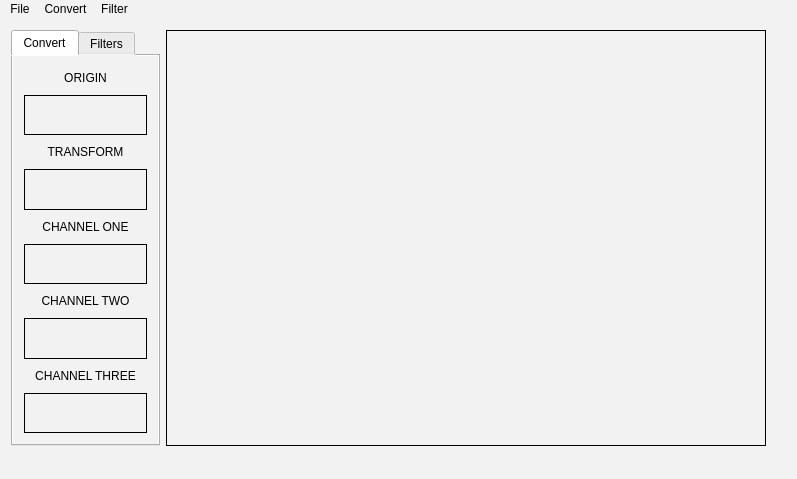
First picture: the form in mainwindow.ui, repository dejuata/ConvertirdorRGB, before the edit.
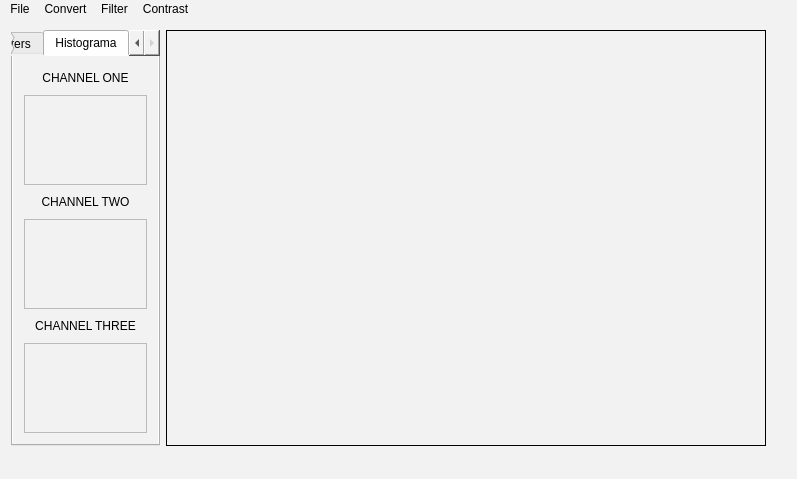
Second picture: the form after the edit. Icons and pictures are not drawn.

Commit message: Fase de prueba para la implementacion del histograma

```diff
--- a/mainwindow.ui
+++ b/mainwindow.ui
@@ -61,7 +61,7 @@
        </size>
       </property>
       <property name="currentIndex">
-       <number>0</number>
+       <number>2</number>
       </property>
       <widget class="QWidget" name="convert">
        <property name="font">
@@ -588,6 +588,113 @@
         </item>
        </layout>
       </widget>
+      <widget class="QWidget" name="tab">
+       <attribute name="title">
+        <string>Histograma</string>
+       </attribute>
+       <layout class="QVBoxLayout" name="verticalLayout_15">
+        <item>
+         <layout class="QVBoxLayout" name="verticalLayout_9">
+          <property name="sizeConstraint">
+           <enum>QLayout::SetMinAndMaxSize</enum>
+          </property>
+          <property name="leftMargin">
+           <number>0</number>
+          </property>
+          <property name="topMargin">
+           <number>0</number>
+          </property>
+          <property name="rightMargin">
+           <number>0</number>
+          </property>
+          <property name="bottomMargin">
+           <number>0</number>
+          </property>
+          <item>
+           <layout class="QVBoxLayout" name="verticalLayout_12">
+            <item>
+             <widget class="QPushButton" name="btn_one_2">
+              <property name="cursor">
+               <cursorShape>PointingHandCursor</cursorShape>
+              </property>
+              <property name="text">
+               <string>CHANNEL ONE</string>
+              </property>
+              <property name="flat">
+               <bool>true</bool>
+              </property>
+             </widget>
+            </item>
+            <item>
+             <widget class="QGraphicsView" name="graphicsView">
+              <property name="maximumSize">
+               <size>
+                <width>200</width>
+                <height>100</height>
+               </size>
+              </property>
+             </widget>
+            </item>
+           </layout>
+          </item>
+          <item>
+           <layout class="QVBoxLayout" name="verticalLayout_13">
+            <item>
+             <widget class="QPushButton" name="btn_two_2">
+              <property name="cursor">
+               <cursorShape>PointingHandCursor</cursorShape>
+              </property>
+              <property name="text">
+               <string>CHANNEL TWO</string>
+              </property>
+              <property name="flat">
+               <bool>true</bool>
+              </property>
+             </widget>
+            </item>
+            <item>
+             <widget class="QGraphicsView" name="graphicsView_2">
+              <property name="maximumSize">
+               <size>
+                <width>200</width>
+                <height>100</height>
+               </size>
+              </property>
+             </widget>
+            </item>
+           </layout>
+          </item>
+          <item>
+           <layout class="QVBoxLayout" name="verticalLayout_14">
+            <item>
+             <widget class="QPushButton" name="btn_three_2">
+              <property name="cursor">
+               <cursorShape>PointingHandCursor</cursorShape>
+              </property>
+              <property name="text">
+               <string>CHANNEL THREE</string>
+              </property>
+              <property name="flat">
+               <bool>true</bool>
+              </property>
+             </widget>
+            </item>
+            <item>
+             <widget class="QGraphicsView" name="graphicsView_3">
+              <property name="maximumSize">
+               <size>
+                <width>200</width>
+                <height>100</height>
+               </size>
+              </property>
+             </widget>
+            </item>
+           </layout>
+          </item>
+         </layout>
+        </item>
+       </layout>
+      </widget>
      </widget>
     </item>
     <item>
@@ -683,9 +790,16 @@
     <addaction name="actionChannel_Three"/>
     <addaction name="actionSettings"/>
    </widget>
+   <widget class="QMenu" name="menuContrast">
+    <property name="title">
+     <string>Contrast</string>
+    </property>
+    <addaction name="actionHistograma"/>
+   </widget>
    <addaction name="menuFile"/>
    <addaction name="menuConvert"/>
    <addaction name="menuFilter"/>
+   <addaction name="menuContrast"/>
   </widget>
   <action name="actionOpen">
    <property name="text">
```
Left out of the diff: 7 changed lines with no effect on the pictures. The commit also changes 10 other files.
